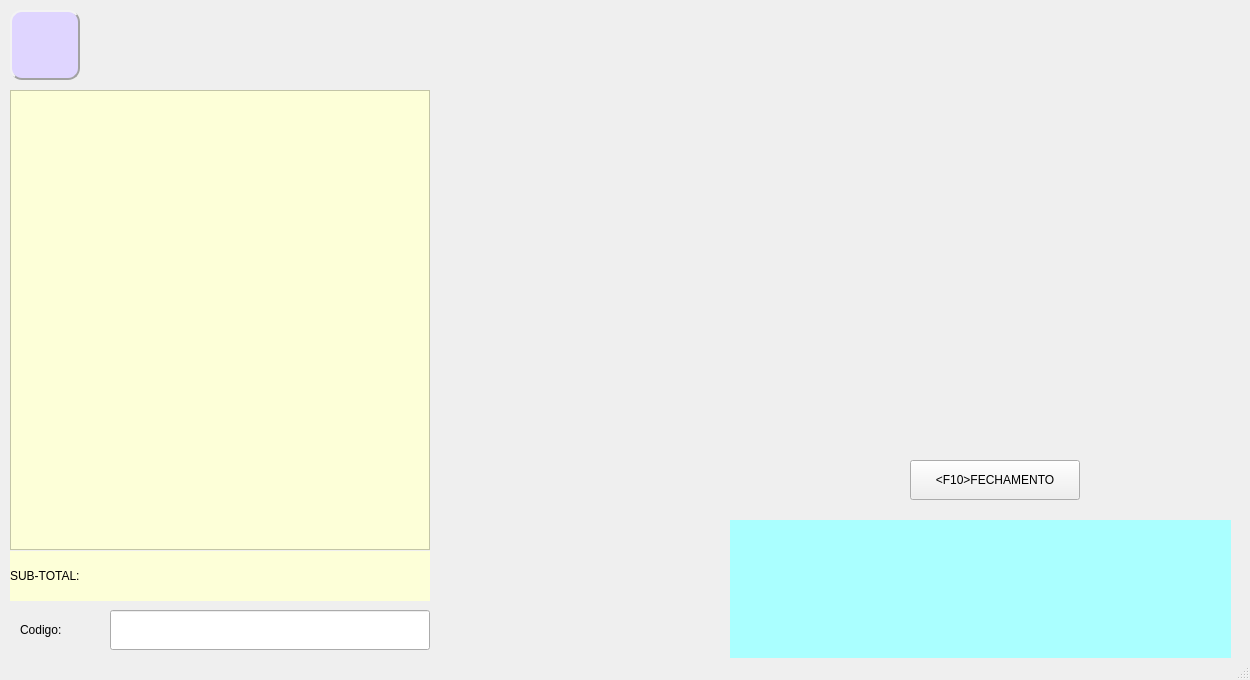
The window that telas/venda_pdv.ui (htisistema/SISCOM) describes before a commit, drawn with Qt 5.
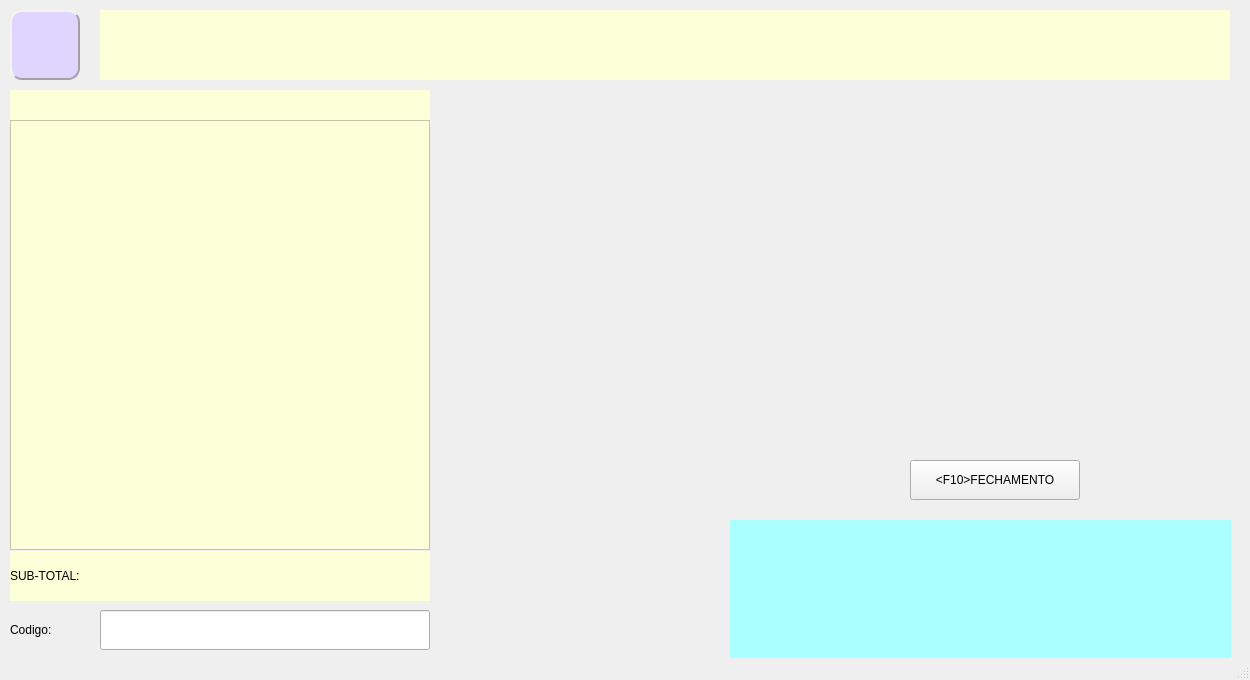
The same window after the commit. Icons and pictures are not drawn.

The edit to the form file:
```diff
--- a/telas/venda_pdv.ui
+++ b/telas/venda_pdv.ui
@@ -27,7 +27,9 @@
      </rect>
     </property>
     <property name="styleSheet">
-     <string notr="true">font: 700 italic 35pt &quot;Courier&quot;;</string>
+     <string notr="true">font: 700 italic 35pt &quot;Courier&quot;;
+background-color: rgb(253, 255, 216);
+color: rgb(0, 0, 0);</string>
     </property>
     <property name="text">
      <string/>
@@ -66,9 +68,9 @@
    <widget class="QLabel" name="foto_produto">
     <property name="geometry">
      <rect>
-      <x>750</x>
+      <x>730</x>
       <y>90</y>
-      <width>450</width>
+      <width>500</width>
       <height>350</height>
      </rect>
     </property>
@@ -99,9 +101,9 @@
     <property name="geometry">
      <rect>
       <x>10</x>
-      <y>90</y>
+      <y>120</y>
       <width>420</width>
-      <height>460</height>
+      <height>430</height>
      </rect>
     </property>
     <property name="styleSheet">
@@ -125,9 +127,9 @@
    <widget class="QLineEdit" name="mcodigo">
     <property name="geometry">
      <rect>
-      <x>110</x>
+      <x>100</x>
       <y>610</y>
-      <width>320</width>
+      <width>330</width>
       <height>40</height>
      </rect>
     </property>
@@ -135,7 +137,7 @@
    <widget class="QLabel" name="label">
     <property name="geometry">
      <rect>
-      <x>20</x>
+      <x>10</x>
       <y>610</y>
       <width>80</width>
       <height>40</height>
@@ -202,6 +204,23 @@
      <string/>
     </property>
    </widget>
+   <widget class="QLabel" name="numero_pedido">
+    <property name="geometry">
+     <rect>
+      <x>10</x>
+      <y>90</y>
+      <width>420</width>
+      <height>30</height>
+     </rect>
+    </property>
+    <property name="styleSheet">
+     <string notr="true">background-color: rgb(253, 255, 216);
+color: rgb(0, 0, 0);</string>
+    </property>
+    <property name="text">
+     <string/>
+    </property>
+   </widget>
   </widget>
   <widget class="QStatusBar" name="statusbar"/>
  </widget>
```
